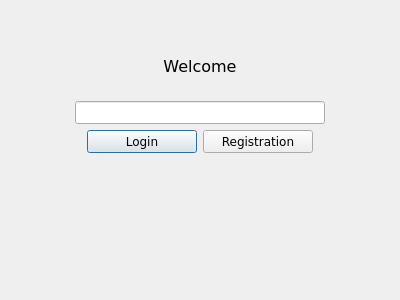
TemplateName56/Blockchain_Wallet, file client/gui/auth_form.ui: the form before one commit.
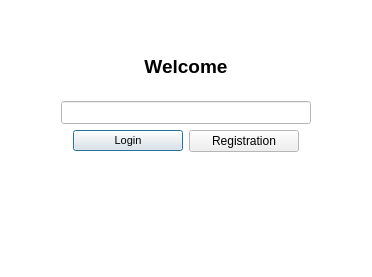
The form after the commit. Icons and pictures are not drawn.

The edit to the form file:
```diff
--- a/client/gui/auth_form.ui
+++ b/client/gui/auth_form.ui
@@ -6,16 +6,80 @@
    <rect>
     <x>0</x>
     <y>0</y>
-    <width>400</width>
-    <height>300</height>
+    <width>372</width>
+    <height>277</height>
    </rect>
   </property>
   <property name="sizePolicy">
-   <sizepolicy hsizetype="Fixed" vsizetype="Fixed">
+   <sizepolicy hsizetype="Ignored" vsizetype="Ignored">
     <horstretch>0</horstretch>
     <verstretch>0</verstretch>
    </sizepolicy>
   </property>
+  <property name="palette">
+   <palette>
+    <active>
+     <colorrole role="Base">
+      <brush brushstyle="SolidPattern">
+       <color alpha="255">
+        <red>255</red>
+        <green>255</green>
+        <blue>255</blue>
+       </color>
+      </brush>
+     </colorrole>
+     <colorrole role="Window">
+      <brush brushstyle="SolidPattern">
+       <color alpha="255">
+        <red>255</red>
+        <green>255</green>
+        <blue>255</blue>
+       </color>
+      </brush>
+     </colorrole>
+    </active>
+    <inactive>
+     <colorrole role="Base">
+      <brush brushstyle="SolidPattern">
+       <color alpha="255">
+        <red>255</red>
+        <green>255</green>
+        <blue>255</blue>
+       </color>
+      </brush>
+     </colorrole>
+     <colorrole role="Window">
+      <brush brushstyle="SolidPattern">
+       <color alpha="255">
+        <red>255</red>
+        <green>255</green>
+        <blue>255</blue>
+       </color>
+      </brush>
+     </colorrole>
+    </inactive>
+    <disabled>
+     <colorrole role="Base">
+      <brush brushstyle="SolidPattern">
+       <color alpha="255">
+        <red>255</red>
+        <green>255</green>
+        <blue>255</blue>
+       </color>
+      </brush>
+     </colorrole>
+     <colorrole role="Window">
+      <brush brushstyle="SolidPattern">
+       <color alpha="255">
+        <red>255</red>
+        <green>255</green>
+        <blue>255</blue>
+       </color>
+      </brush>
+     </colorrole>
+    </disabled>
+   </palette>
+  </property>
   <property name="font">
    <font>
     <family>Verdana</family>
@@ -107,8 +171,11 @@
        </property>
        <property name="font">
         <font>
-         <family>Verdana</family>
-         <pointsize>12</pointsize>
+         <family>Arial</family>
+         <pointsize>14</pointsize>
+         <weight>75</weight>
+         <italic>false</italic>
+         <bold>true</bold>
         </font>
        </property>
        <property name="layoutDirection">
@@ -175,6 +242,17 @@
          <height>0</height>
         </size>
        </property>
+       <property name="font">
+        <font>
+         <family>Arial</family>
+         <pointsize>8</pointsize>
+         <weight>50</weight>
+         <bold>false</bold>
+        </font>
+       </property>
+       <property name="cursor">
+        <cursorShape>PointingHandCursor</cursorShape>
+       </property>
        <property name="text">
         <string>Login</string>
        </property>
@@ -197,6 +275,14 @@
          <height>0</height>
         </size>
        </property>
+       <property name="font">
+        <font>
+         <family>Arial</family>
+        </font>
+       </property>
+       <property name="cursor">
+        <cursorShape>PointingHandCursor</cursorShape>
+       </property>
        <property name="text">
         <string>Registration</string>
        </property>
```
